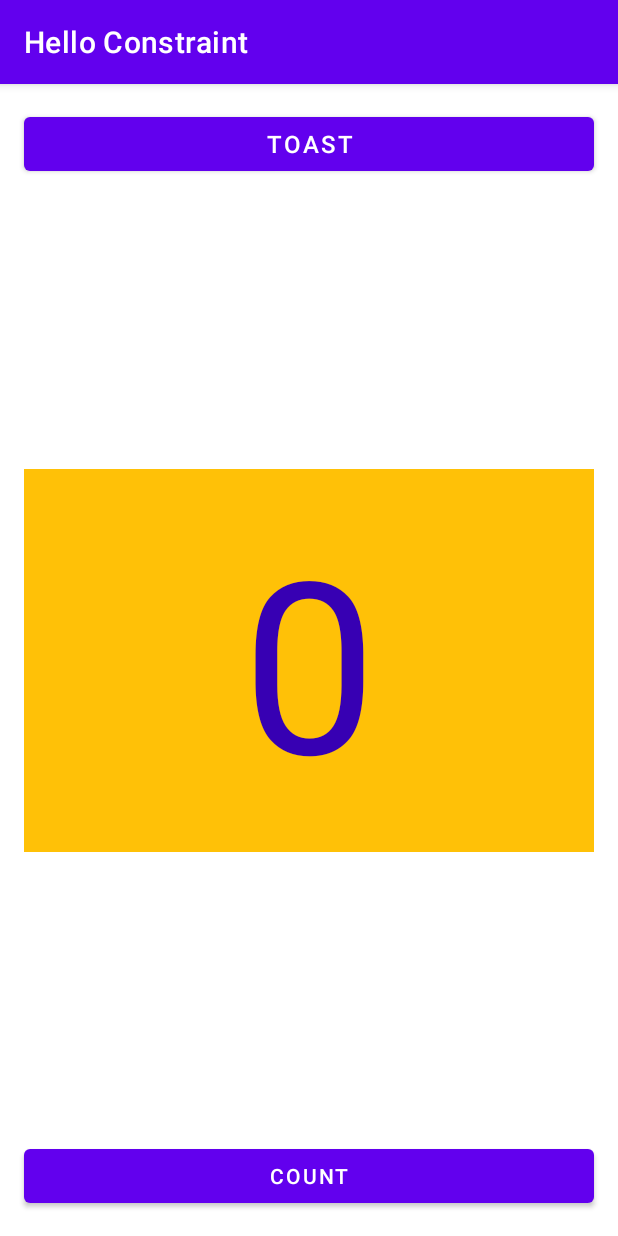
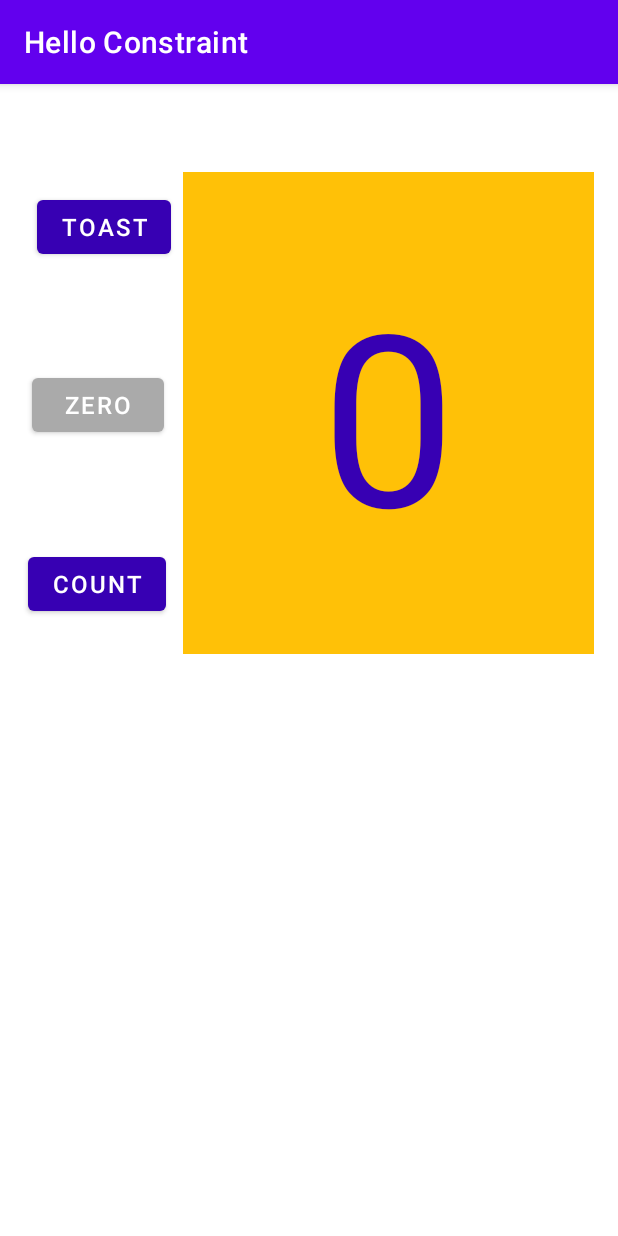
Before and after one commit to Ujjalkoju/Lab2-layout-editor, an Android app: the screen it shows after launch (MainActivity), on a phone screen of 412 x 824 dp. Run offline under Robolectric (Android 15) with nearby library versions, the phone set to English and light mode, and no system bars.

Commit message:
Homework lab2 commit3

```diff
--- a/app/src/main/java/com/example/helloconstraint/MainActivity.java
+++ b/app/src/main/java/com/example/helloconstraint/MainActivity.java
@@ -12,6 +12,7 @@ public class MainActivity extends AppCompatActivity {
     private Button btnToast;
     private Button btnCount;
     private TextView Countt;
+    private Button btnZero;
     private int count=0;
     @Override
     protected void onCreate(Bundle savedInstanceState) {
@@ -19,6 +20,7 @@ public class MainActivity extends AppCompatActivity {
         setContentView(R.layout.activity_main);
         btnToast=findViewById(R.id.button2);
         btnCount=findViewById(R.id.button3);
+        btnZero=findViewById(R.id.buttonZero);
         Countt=findViewById(R.id.textView2);
 
         btnToast.setOnClickListener(new View.OnClickListener(){
@@ -34,8 +36,26 @@ public class MainActivity extends AppCompatActivity {
 
                 count = count + 1;
                 Countt.setText("" + count);
+                btnZero.setBackgroundColor(getResources().getColor(R.color.Green33));
+
+                if(count%2==0) {
+                    btnCount.setBackgroundColor(getResources().getColor(R.color.Black00));
+                }
+
+                if(count%2==1) {
+                    btnCount.setBackgroundColor(getResources().getColor(R.color.FireRed));
+                }
+            }
+        });
+        btnZero.setOnClickListener(new View.OnClickListener() {
+            @Override
+            public void onClick(View v) {
+                count = 0;
+                Countt.setText("" + count);
+                btnZero.setBackgroundColor(getResources().getColor(R.color.gray));
+                btnCount.setBackgroundColor(getResources().getColor(R.color.purple_700));
             }
         });
 
-            }
+    }
 }
--- a/app/src/main/res/layout-land/activity_main.xml
+++ b/app/src/main/res/layout-land/activity_main.xml
@@ -6,58 +6,72 @@
     android:layout_height="match_parent"
     tools:context=".MainActivity">
 
+
     <Button
         android:id="@+id/button2"
-        android:layout_width="0dp"
+        android:layout_width="wrap_content"
         android:layout_height="wrap_content"
         android:layout_marginStart="16dp"
         android:layout_marginLeft="16dp"
+        android:text="@string/toast"
+        android:textSize="16sp"
+        app:backgroundTint="@color/purple_700"
+        app:layout_constraintBottom_toTopOf="@+id/buttonZero"
+        app:layout_constraintEnd_toStartOf="@+id/textView2"
+        app:layout_constraintHorizontal_bias="0.5"
+        app:layout_constraintStart_toStartOf="parent"
+        app:layout_constraintTop_toTopOf="parent"
+        app:layout_constraintVertical_chainStyle="spread" />
+
+    <TextView
+        android:id="@+id/textView2"
+        android:layout_width="566dp"
+        android:layout_height="0dp"
         android:layout_marginTop="16dp"
         android:layout_marginEnd="16dp"
         android:layout_marginRight="16dp"
-        android:text="Toast"
-        android:textSize="16sp"
-        app:layout_constraintBottom_toTopOf="@+id/textView2"
-        app:layout_constraintEnd_toEndOf="parent"
-        app:layout_constraintHorizontal_bias="0.5"
-        app:layout_constraintStart_toStartOf="parent"
-        app:layout_constraintTop_toTopOf="parent"
-        app:layout_constraintVertical_chainStyle="spread_inside" />
-
-    <Button
-        android:id="@+id/button3"
-        android:layout_width="0dp"
-        android:layout_height="wrap_content"
-        android:layout_marginStart="16dp"
-        android:layout_marginLeft="16dp"
-        android:layout_marginEnd="16dp"
-        android:layout_marginRight="16dp"
         android:layout_marginBottom="16dp"
-        android:text="Count"
-        android:textSize="16sp"
-        app:layout_constraintBottom_toBottomOf="parent"
-        app:layout_constraintEnd_toEndOf="parent"
-        app:layout_constraintHorizontal_bias="0.5"
-        app:layout_constraintStart_toStartOf="parent"
-        app:layout_constraintTop_toBottomOf="@+id/textView2" />
-
-    <TextView
-        android:id="@+id/textView2"
-        android:layout_width="0dp"
-        android:layout_height="215dp"
-        android:layout_marginStart="16dp"
-        android:layout_marginLeft="16dp"
-        android:layout_marginEnd="16dp"
-        android:layout_marginRight="16dp"
+        android:layout_weight="1"
         android:background="@color/yellow11"
         android:gravity="center"
-        android:text="0"
+        android:text="@string/_0"
         android:textAlignment="center"
         android:textColor="@color/purple_700"
         android:textColorHighlight="@color/black"
         android:textSize="160sp"
+        app:layout_constraintBottom_toBottomOf="parent"
+        app:layout_constraintEnd_toEndOf="parent"
+        app:layout_constraintHorizontal_bias="0.86"
+        app:layout_constraintStart_toStartOf="parent"
+        app:layout_constraintTop_toTopOf="parent"
+        app:layout_constraintVertical_bias="0.494" />
+
+    <Button
+        android:id="@+id/button3"
+        android:layout_width="wrap_content"
+        android:layout_height="wrap_content"
+        android:layout_marginStart="16dp"
+        android:layout_marginLeft="16dp"
+        android:text="@string/count"
+        android:textSize="16sp"
+        app:backgroundTint="@color/purple_700"
+        app:layout_constraintBottom_toBottomOf="parent"
+        app:layout_constraintEnd_toStartOf="@+id/textView2"
+        app:layout_constraintHorizontal_bias="0.5"
+        app:layout_constraintStart_toStartOf="parent"
+        app:layout_constraintTop_toBottomOf="@+id/buttonZero" />
+
+    <Button
+        android:id="@+id/buttonZero"
+        android:layout_width="wrap_content"
+        android:layout_height="wrap_content"
+        android:layout_marginStart="16dp"
+        android:layout_marginLeft="16dp"
+        android:text="Zero"
+        android:textSize="16sp"
+        app:backgroundTint="@color/gray"
         app:layout_constraintBottom_toTopOf="@+id/button3"
-        app:layout_constraintEnd_toEndOf="parent"
+        app:layout_constraintEnd_toStartOf="@+id/textView2"
         app:layout_constraintHorizontal_bias="0.5"
         app:layout_constraintStart_toStartOf="parent"
         app:layout_constraintTop_toBottomOf="@+id/button2" />
--- a/app/src/main/res/layout-sw600dp/activity_main.xml
+++ b/app/src/main/res/layout-sw600dp/activity_main.xml
@@ -6,49 +6,26 @@
     android:layout_height="match_parent"
     tools:context=".MainActivity">
 
+
     <Button
         android:id="@+id/button2"
-        android:layout_width="470dp"
+        android:layout_width="wrap_content"
         android:layout_height="wrap_content"
-        android:layout_marginStart="8dp"
-        android:layout_marginLeft="8dp"
-        android:layout_marginTop="8dp"
-        android:layout_marginBottom="8dp"
         android:text="Toast"
         android:textSize="60sp"
+        app:backgroundTint="@color/purple_700"
         app:layout_constraintBottom_toTopOf="@+id/textView2"
-        app:layout_constraintEnd_toStartOf="@+id/button3"
+        app:layout_constraintEnd_toStartOf="@+id/buttonZero"
+        app:layout_constraintHorizontal_bias="0.5"
+        app:layout_constraintHorizontal_chainStyle="spread"
         app:layout_constraintStart_toStartOf="parent"
         app:layout_constraintTop_toTopOf="parent" />
 
-    <Button
-        android:id="@+id/button3"
-        android:layout_width="470dp"
-        android:layout_height="wrap_content"
-        android:layout_marginStart="8dp"
-        android:layout_marginLeft="8dp"
-        android:layout_marginTop="8dp"
-        android:layout_marginEnd="8dp"
-        android:layout_marginRight="8dp"
-        android:layout_marginBottom="8dp"
-        android:text="Count"
-        android:textSize="60sp"
-        app:layout_constraintBottom_toTopOf="@+id/textView2"
-        app:layout_constraintEnd_toEndOf="parent"
-        app:layout_constraintStart_toEndOf="@+id/button2"
-        app:layout_constraintTop_toTopOf="parent"
-        app:layout_constraintVertical_bias="0.0" />
-
     <TextView
         android:id="@+id/textView2"
-        android:layout_width="0dp"
-        android:layout_height="0dp"
-        android:layout_marginStart="8dp"
-        android:layout_marginLeft="8dp"
-        android:layout_marginTop="8dp"
-        android:layout_marginEnd="8dp"
-        android:layout_marginRight="8dp"
-        android:layout_marginBottom="8dp"
+        android:layout_width="705dp"
+        android:layout_height="698dp"
+        android:layout_weight="1"
         android:background="@color/yellow11"
         android:gravity="center"
         android:text="0"
@@ -57,8 +34,32 @@
         android:textSize="200sp"
         app:layout_constraintBottom_toBottomOf="parent"
         app:layout_constraintEnd_toEndOf="parent"
-        app:layout_constraintHorizontal_bias="0.0"
         app:layout_constraintStart_toStartOf="parent"
-        app:layout_constraintTop_toBottomOf="@+id/button2"
-        app:layout_constraintVertical_bias="0.0" />
+        app:layout_constraintTop_toTopOf="parent" />
+
+    <Button
+        android:id="@+id/button3"
+        android:layout_width="wrap_content"
+        android:layout_height="wrap_content"
+        android:text="Count"
+        android:textSize="60sp"
+        app:backgroundTint="@color/purple_700"
+        app:layout_constraintBottom_toTopOf="@+id/textView2"
+        app:layout_constraintEnd_toEndOf="parent"
+        app:layout_constraintHorizontal_bias="0.5"
+        app:layout_constraintStart_toEndOf="@+id/buttonZero"
+        app:layout_constraintTop_toTopOf="parent" />
+
+    <Button
+        android:id="@+id/buttonZero"
+        android:layout_width="wrap_content"
+        android:layout_height="wrap_content"
+        android:text="Zero"
+        android:textSize="60sp"
+        app:backgroundTint="@color/gray"
+        app:layout_constraintBottom_toTopOf="@+id/textView2"
+        app:layout_constraintEnd_toStartOf="@+id/button3"
+        app:layout_constraintHorizontal_bias="0.5"
+        app:layout_constraintStart_toEndOf="@+id/button2"
+        app:layout_constraintTop_toTopOf="parent" />
 </androidx.constraintlayout.widget.ConstraintLayout>
--- a/app/src/main/res/layout/activity_main.xml
+++ b/app/src/main/res/layout/activity_main.xml
@@ -6,49 +6,35 @@
     android:layout_height="match_parent"
     tools:context=".MainActivity">
 
+
     <Button
         android:id="@+id/button2"
-        android:layout_width="0dp"
+        android:layout_width="wrap_content"
         android:layout_height="wrap_content"
         android:layout_marginStart="16dp"
         android:layout_marginLeft="16dp"
-        android:layout_marginTop="16dp"
-        android:layout_marginEnd="16dp"
-        android:layout_marginRight="16dp"
+        android:layout_marginEnd="8dp"
+        android:layout_marginRight="8dp"
         android:text="@string/toast"
         android:textSize="16sp"
-        app:layout_constraintBottom_toTopOf="@+id/textView2"
-        app:layout_constraintEnd_toEndOf="parent"
-        app:layout_constraintHorizontal_bias="0.5"
+        app:backgroundTint="@color/purple_700"
+        app:layout_constraintBottom_toTopOf="@+id/buttonZero"
+        app:layout_constraintEnd_toStartOf="@+id/textView2"
+        app:layout_constraintHorizontal_bias="1.0"
         app:layout_constraintStart_toStartOf="parent"
         app:layout_constraintTop_toTopOf="parent"
-        app:layout_constraintVertical_chainStyle="spread_inside" />
-
-    <Button
-        android:id="@+id/button3"
-        android:layout_width="0dp"
-        android:layout_height="wrap_content"
-        android:layout_marginStart="16dp"
-        android:layout_marginLeft="16dp"
-        android:layout_marginEnd="16dp"
-        android:layout_marginRight="16dp"
-        android:layout_marginBottom="16dp"
-        android:text="@string/count"
-        android:textSize="14sp"
-        app:layout_constraintBottom_toBottomOf="parent"
-        app:layout_constraintEnd_toEndOf="parent"
-        app:layout_constraintHorizontal_bias="0.5"
-        app:layout_constraintStart_toStartOf="parent"
-        app:layout_constraintTop_toBottomOf="@+id/textView2" />
+        app:layout_constraintVertical_chainStyle="spread" />
 
     <TextView
 
 
         android:id="@+id/textView2"
-        android:layout_width="0dp"
-        android:layout_height="255dp"
-        android:layout_marginStart="16dp"
-        android:layout_marginLeft="16dp"
+        android:layout_width="274dp"
+        android:layout_height="321dp"
+        android:layout_below="@+id/button2"
+        android:layout_alignParentStart="true"
+        android:layout_alignParentLeft="true"
+        android:layout_marginTop="24dp"
         android:layout_marginEnd="16dp"
         android:layout_marginRight="16dp"
         android:background="@color/yellow11"
@@ -57,9 +43,49 @@
         android:textColor="@color/purple_700"
         android:textColorHighlight="@color/black"
         android:textSize="160sp"
+        app:layout_constraintBottom_toBottomOf="parent"
+        app:layout_constraintEnd_toEndOf="parent"
+        app:layout_constraintHorizontal_bias="1.0"
+        app:layout_constraintStart_toStartOf="parent"
+        app:layout_constraintTop_toTopOf="parent"
+        app:layout_constraintVertical_bias="0.082" />
+
+    <Button
+        android:id="@+id/button3"
+        android:layout_width="wrap_content"
+        android:layout_height="wrap_content"
+        android:layout_below="@+id/textView2"
+        android:layout_centerHorizontal="true"
+        android:layout_marginStart="16dp"
+        android:layout_marginLeft="16dp"
+        android:layout_marginEnd="8dp"
+        android:layout_marginRight="8dp"
+        android:layout_marginBottom="340dp"
+        android:text="@string/count"
+        android:textSize="16sp"
+        app:backgroundTint="@color/purple_700"
+        app:layout_constraintBottom_toBottomOf="parent"
+        app:layout_constraintEnd_toStartOf="@+id/textView2"
+        app:layout_constraintHorizontal_bias="0.478"
+        app:layout_constraintStart_toStartOf="parent"
+        app:layout_constraintTop_toBottomOf="@+id/buttonZero" />
+
+    <Button
+        android:id="@+id/buttonZero"
+        android:layout_width="wrap_content"
+        android:layout_height="wrap_content"
+        android:layout_marginStart="16dp"
+        android:layout_marginLeft="16dp"
+        android:layout_marginEnd="8dp"
+        android:layout_marginRight="8dp"
+        android:text="Zero"
+        android:textSize="16sp"
+        app:backgroundTint="@color/gray"
         app:layout_constraintBottom_toTopOf="@+id/button3"
-        app:layout_constraintEnd_toEndOf="parent"
+        app:layout_constraintEnd_toStartOf="@+id/textView2"
         app:layout_constraintHorizontal_bias="0.5"
         app:layout_constraintStart_toStartOf="parent"
         app:layout_constraintTop_toBottomOf="@+id/button2" />
+
+
 </androidx.constraintlayout.widget.ConstraintLayout>
--- a/app/src/main/res/values/colors.xml
+++ b/app/src/main/res/values/colors.xml
@@ -8,4 +8,8 @@
     <color name="black">#FF000000</color>
     <color name="white">#FFFFFFFF</color>
     <color name="yellow11">#FFC107</color>
+    <color name="gray">#AAAAAA</color>
+    <color name="Green33">#006400</color>
+    <color name="Black00">#000000</color>
+    <color name="FireRed">#B22222</color>
 </resources>
```
